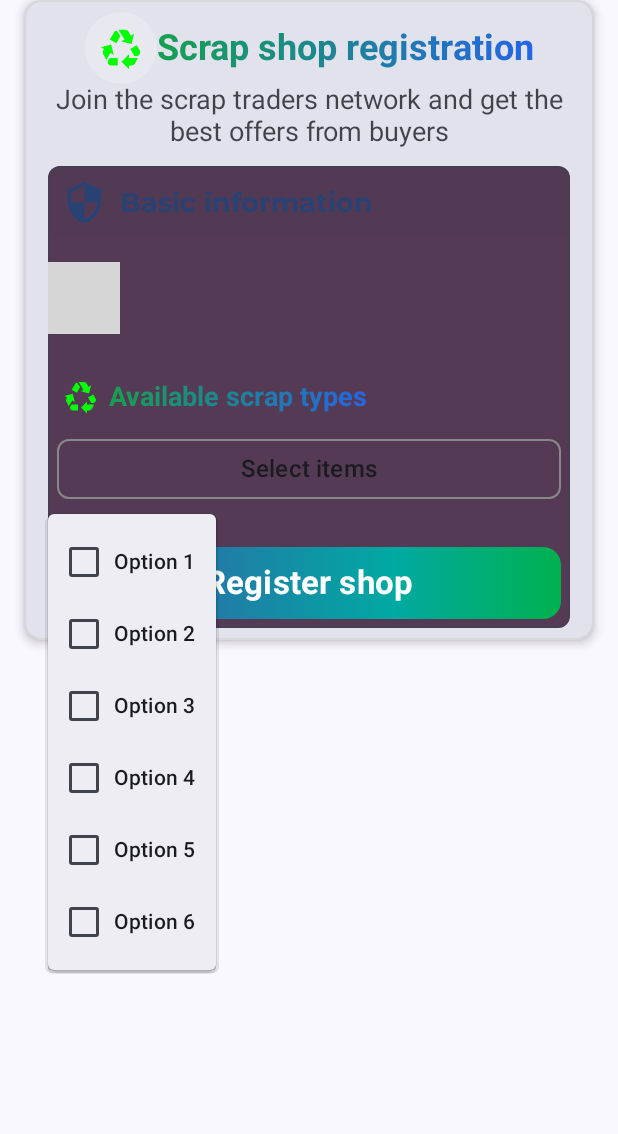
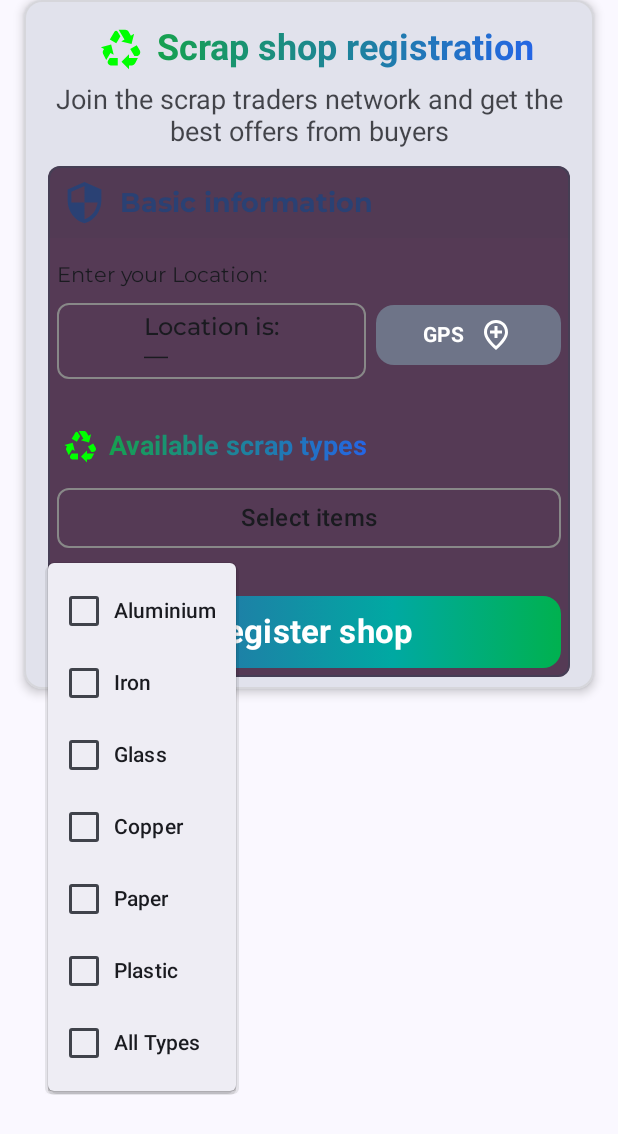
Before and after one commit to ahmedsaad207/Souq-El-Khorda, an Android app built with Jetpack Compose: the composable RegisterBuyerForm shown on its own in the app's theme, after a tap on "Select items", on a phone screen of 412 x 824 dp. Shown: the top 1134 px of the screen. Run offline under Robolectric (Android 15) with nearby library versions, the phone set to English and light mode, and no system bars; our stand-ins replace Dagger/Hilt's generated code; libraries missing offline, so code that uses them is left out: androidx.hilt.lifecycle; Roboto replaces fonts that are not available here; 6 statements that could not run were skipped; grey boxes are pictures that could not be loaded.

Commit message:
feat(buyer&order): Enhance buyer registration and order details UI
This commit introduces several enhancements:

- Adds new string resources for loading and "no buyers" messages.
- Implements `ScrapTypeEnum` to manage scrap types with localized names.
- Integrates `BuyerViewModel` into `RegisterBuyerForm` for registration logic, including location handling and loading indicators.
- Refactors `RegisterBuyerUserCase` (renamed from `dummy.kt`).
- Minor UI tweaks and import optimizations in `ScrapItem`, `SellerCard`, `ScrapItemCard`, and `ScrapCard`.
- Updates `SalesOrderDetailsUI` for improved layout and component usage.
- Corrects import order in `RemoteModule`.

```diff
--- a/app/src/main/java/com/delighted2wins/souqelkhorda/core/notification/di/RemoteModule.kt
+++ b/app/src/main/java/com/delighted2wins/souqelkhorda/core/notification/di/RemoteModule.kt
@@ -2,9 +2,9 @@ package com.delighted2wins.souqelkhorda.core.notification.di
 
 import android.content.Context
 import com.delighted2wins.souqelkhorda.core.AppConstant
-import com.delighted2wins.souqelkhorda.core.notification.data.remote.service.FcmApiService
 import com.delighted2wins.souqelkhorda.core.notification.data.remote.datasource.FcmRemoteDataSource
 import com.delighted2wins.souqelkhorda.core.notification.data.remote.datasource.FcmRemoteDataSourceImpl
+import com.delighted2wins.souqelkhorda.core.notification.data.remote.service.FcmApiService
 import com.delighted2wins.souqelkhorda.core.notification.data.repository.FcmRepositoryImpl
 import com.delighted2wins.souqelkhorda.core.notification.domain.repository.FcmRepository
 import com.delighted2wins.souqelkhorda.core.notification.domain.usecases.SendNotificationUseCase
--- a/app/src/main/java/com/delighted2wins/souqelkhorda/features/buyers/domain/dummy.kt
+++ /dev/null
@@ -1 +0,0 @@
-package com.delighted2wins.souqelkhorda.features.buyers.domain
--- a/app/src/main/java/com/delighted2wins/souqelkhorda/features/buyers/presentation/components/RegisterBuyerForm.kt
+++ b/app/src/main/java/com/delighted2wins/souqelkhorda/features/buyers/presentation/components/RegisterBuyerForm.kt
@@ -25,9 +25,12 @@ import androidx.compose.material3.Card
 import androidx.compose.material3.CardDefaults
 import androidx.compose.material3.Icon
 import androidx.compose.material3.MaterialTheme
+import androidx.compose.material3.SnackbarHostState
 import androidx.compose.material3.Text
 import androidx.compose.runtime.Composable
+import androidx.compose.runtime.LaunchedEffect
 import androidx.compose.runtime.getValue
+import androidx.compose.runtime.mutableDoubleStateOf
 import androidx.compose.runtime.mutableStateOf
 import androidx.compose.runtime.remember
 import androidx.compose.runtime.setValue
@@ -43,15 +46,48 @@ import androidx.compose.ui.text.font.FontWeight
 import androidx.compose.ui.text.style.TextAlign
 import androidx.compose.ui.unit.dp
 import androidx.compose.ui.unit.sp
+import androidx.hilt.lifecycle.viewmodel.compose.hiltViewModel
+import androidx.lifecycle.compose.collectAsStateWithLifecycle
 import com.delighted2wins.souqelkhorda.R
+import com.delighted2wins.souqelkhorda.core.enums.ScrapTypeEnum
+import com.delighted2wins.souqelkhorda.features.authentication.presentation.component.DotLoadingIndicator
+import com.delighted2wins.souqelkhorda.features.buyers.presentation.state.BuyerState
+import com.delighted2wins.souqelkhorda.features.buyers.presentation.view_model.BuyerViewModel
 
 
 @SuppressLint("ConfigurationScreenWidthHeight")
 @Composable
-fun RegisterBuyerForm(modifier: Modifier = Modifier) {
+fun RegisterBuyerForm(
+    modifier: Modifier = Modifier,
+    viewModel: BuyerViewModel = hiltViewModel(),
+    snackBarHostState: SnackbarHostState,
+    onRegisterClick: () -> Unit
+    ) {
     var selected by remember { mutableStateOf(listOf<String>()) }
     val screenWidth = LocalConfiguration.current.screenWidthDp
     val colors = MaterialTheme.colorScheme
+    val valuesForApi = selected.map { ScrapTypeEnum.getValue(it) }
+    var latitude by remember { mutableDoubleStateOf(0.0) }
+    var longitude by remember { mutableDoubleStateOf(0.0) }
+
+    val state by viewModel.registerState.collectAsStateWithLifecycle()
+    val isLoading = state is BuyerState.Loading
+
+    LaunchedEffect(Unit) {
+        viewModel.message.collect { message ->
+            snackBarHostState.showSnackbar(message)
+        }
+    }
+    LaunchedEffect(state) {
+        when (state) {
+            is BuyerState.RegisterSuccess -> {
+                onRegisterClick()
+            }
+            is BuyerState.Error -> {
+            }
+            else -> Unit
+        }
+    }
     Card(
         modifier = Modifier
             .fillMaxWidth()
@@ -83,8 +119,7 @@ fun RegisterBuyerForm(modifier: Modifier = Modifier) {
                 Box(
                     modifier = Modifier
                         .size(48.dp)
-                        .clip(CircleShape)
-                        .background(Color.White.copy(alpha = 0.2f)),
+                        .clip(CircleShape),
                     contentAlignment = Alignment.Center
                 ) {
                     Icon(
@@ -164,11 +199,16 @@ fun RegisterBuyerForm(modifier: Modifier = Modifier) {
                         )
                     }
                     Spacer(Modifier.height(16.dp))
-                    LocationComponent()
+                    LocationComponent{lat,lon ->
+                        latitude = lat
+                        longitude = lon
+
+                    }
                     Spacer(Modifier.height(24.dp))
                     Row(
                         modifier = Modifier
-                            .fillMaxWidth().padding(horizontal = 4.dp),
+                            .fillMaxWidth()
+                            .padding(horizontal = 4.dp),
                         verticalAlignment = Alignment.CenterVertically,
                         horizontalArrangement = Arrangement.Start
                     ) {
@@ -202,21 +242,22 @@ fun RegisterBuyerForm(modifier: Modifier = Modifier) {
                         )
                     }
                     KordaTypeDrobDownMenu(
-                        options = listOf(
-                            "Option 1",
-                            "Option 2",
-                            "Option 3",
-                            "Option 4",
-                            "Option 5",
-                            "Option 6"
-                        ),
+                        options = ScrapTypeEnum.getAllScrapTypes(),
                         selectedOptions = selected,
-                        onSelectionChange = { selected = it }
+                        onSelectionChange = { selectedList ->
+                            selected = selectedList
+                        }
+
                     )
-
                     Spacer(Modifier.height(16.dp))
                     Button(
-                        onClick = {},
+                        onClick = {
+                            viewModel.registerBuyer(
+                                latitude,
+                                longitude,
+                                valuesForApi
+                            )
+                        },
                         modifier = Modifier
                             .width((screenWidth * 0.85).dp)
                             .padding(6.dp)
@@ -236,7 +277,11 @@ fun RegisterBuyerForm(modifier: Modifier = Modifier) {
                         ),
                         shape = RoundedCornerShape(12.dp)
                     ) {
-                        Text(stringResource(R.string.register_shop), fontSize = 22.sp, fontWeight = FontWeight.Bold)
+                        if (isLoading) {
+                            DotLoadingIndicator()
+                        } else {
+                            Text(stringResource(R.string.register_shop), fontSize = 22.sp, fontWeight = FontWeight.Bold)
+                        }
                     }
                 }
 
--- a/app/src/main/java/com/delighted2wins/souqelkhorda/features/market/presentation/component/ScrapCard.kt
+++ b/app/src/main/java/com/delighted2wins/souqelkhorda/features/market/presentation/component/ScrapCard.kt
@@ -1,6 +1,5 @@
 package com.delighted2wins.souqelkhorda.features.market.presentation.component
 
-import android.util.Log
 import androidx.compose.foundation.layout.Arrangement
 import androidx.compose.foundation.layout.Column
 import androidx.compose.foundation.layout.Row
@@ -8,7 +7,6 @@ import androidx.compose.foundation.layout.Spacer
 import androidx.compose.foundation.layout.fillMaxWidth
 import androidx.compose.foundation.layout.height
 import androidx.compose.foundation.layout.padding
-import androidx.compose.foundation.layout.wrapContentSize
 import androidx.compose.foundation.shape.RoundedCornerShape
 import androidx.compose.material3.Button
 import androidx.compose.material3.Card
@@ -27,7 +25,6 @@ import androidx.compose.ui.unit.LayoutDirection
 import androidx.compose.ui.unit.dp
 import com.delighted2wins.souqelkhorda.core.components.DirectionalText
 import com.delighted2wins.souqelkhorda.core.model.Order
-import com.delighted2wins.souqelkhorda.core.model.Scrap
 import com.delighted2wins.souqelkhorda.core.utils.isArabic
 import com.delighted2wins.souqelkhorda.core.utils.toFormattedDate
 import com.delighted2wins.souqelkhorda.features.market.domain.entities.MarketUser
--- a/app/src/main/java/com/delighted2wins/souqelkhorda/features/orderdetails/presentation/component/SellerCard.kt
+++ b/app/src/main/java/com/delighted2wins/souqelkhorda/features/orderdetails/presentation/component/SellerCard.kt
@@ -12,9 +12,7 @@ import androidx.compose.foundation.layout.width
 import androidx.compose.foundation.shape.CircleShape
 import androidx.compose.foundation.shape.RoundedCornerShape
 import androidx.compose.material.icons.Icons
-import androidx.compose.material.icons.filled.ChatBubble
 import androidx.compose.material.icons.filled.ChatBubbleOutline
-import androidx.compose.material3.Button
 import androidx.compose.material3.ButtonDefaults
 import androidx.compose.material3.Card
 import androidx.compose.material3.CardDefaults
--- a/app/src/main/java/com/delighted2wins/souqelkhorda/features/sell/presentation/components/ScrapItem.kt
+++ b/app/src/main/java/com/delighted2wins/souqelkhorda/features/sell/presentation/components/ScrapItem.kt
@@ -24,7 +24,6 @@ import androidx.compose.runtime.Composable
 import androidx.compose.ui.Alignment
 import androidx.compose.ui.Modifier
 import androidx.compose.ui.draw.clip
-import androidx.compose.ui.graphics.Color
 import androidx.compose.ui.platform.LocalContext
 import androidx.compose.ui.res.stringResource
 import androidx.compose.ui.text.font.FontWeight
--- a/app/src/main/res/values/strings.xml
+++ b/app/src/main/res/values/strings.xml
@@ -157,7 +157,8 @@
     <string name="form_sub_title">Join the scrap traders network and get the best offers from buyers</string>
     <string name="shop_info">Basic information</string>
     <string name="korda_available_type">Available scrap types</string>
-
+    <string name="load">load..</string>
+    <string name="u_have_no_buyer">No buyers near you</string>
 
 
 </resources>
```
Also changed, not shown: app/src/main/java/com/delighted2wins/souqelkhorda/core/enums/ScrapEnum.kt (added, +32 -0 lines), app/src/main/java/com/delighted2wins/souqelkhorda/features/buyers/domain/use_case/RegisterBuyerUserCase.kt (added, +9 -0 lines), app/src/main/java/com/delighted2wins/souqelkhorda/features/orderdetails/presentation/component/ScrapItemCard.kt (+14 -3 lines), app/src/main/java/com/delighted2wins/souqelkhorda/features/orderdetails/presentation/screen/SalesOrderDetailsUI.kt (+12 -14 lines), 1 other file.
